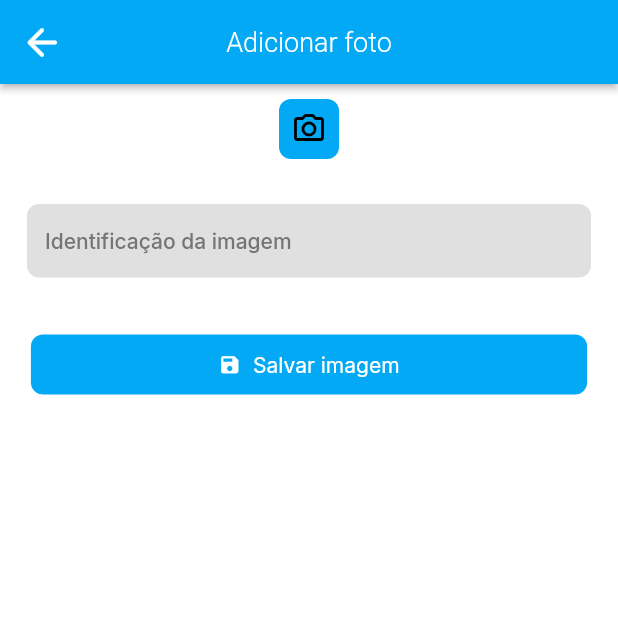
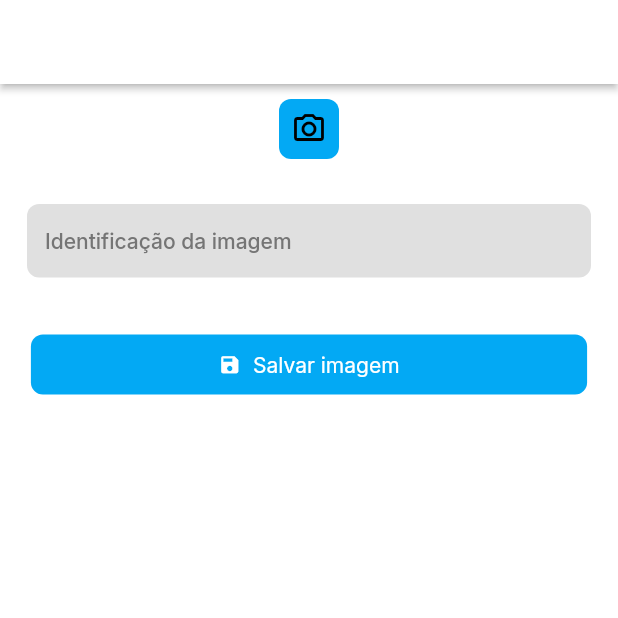
Before and after one commit to rajunqueira/SeglaAppLogistica, a Flutter app: the FotoAdicionarWidget screen opened by its route, on a phone screen of 412 x 824 dp, the top half of it. Run offline on Flutter 3.47's test engine with Material 3 defaults, Android fonts, the phone set to English and light mode, and no system bars; drawn by our look-alikes of auto_size_text; our stand-ins replace cached_network_image, easy_debounce, equatable, file_picker, fl_chart, flutter_animate and 13 more; missing offline and left inert: aligned_dialog, fetch_client, json_path, mime_type; accounts and stored records are empty; network calls fail; statements that could not run were skipped.

Commit message:
Updating to latest FlutterFlow output.

```diff
--- a/lib/pages/coleta_concluir/coleta_concluir_widget.dart
+++ b/lib/pages/coleta_concluir/coleta_concluir_widget.dart
@@ -486,7 +486,7 @@ class _ColetaConcluirWidgetState extends State<ColetaConcluirWidget> {
                                                               .width *
                                                           0.9,
                                                   height: 250.0,
-                                                  fit: BoxFit.fitHeight,
+                                                  fit: BoxFit.none,
                                                 ),
                                               ),
                                             ),
--- a/lib/pages/foto_adicionar/foto_adicionar_widget.dart
+++ b/lib/pages/foto_adicionar/foto_adicionar_widget.dart
@@ -66,7 +66,7 @@ class _FotoAdicionarWidgetState extends State<FotoAdicionarWidget> {
         key: scaffoldKey,
         backgroundColor: FlutterFlowTheme.of(context).primaryBackground,
         appBar: AppBar(
-          backgroundColor: FlutterFlowTheme.of(context).secondary,
+          backgroundColor: FlutterFlowTheme.of(context).primaryBackground,
           automaticallyImplyLeading: false,
           leading: FlutterFlowIconButton(
             borderColor: Colors.transparent,
```
